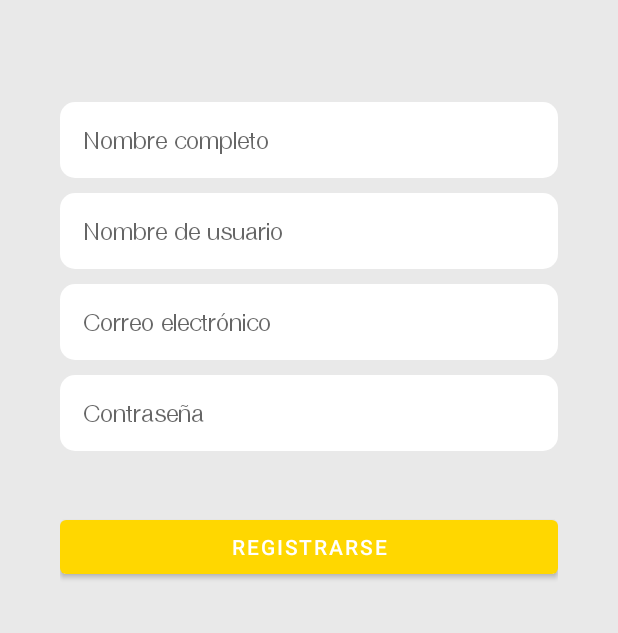
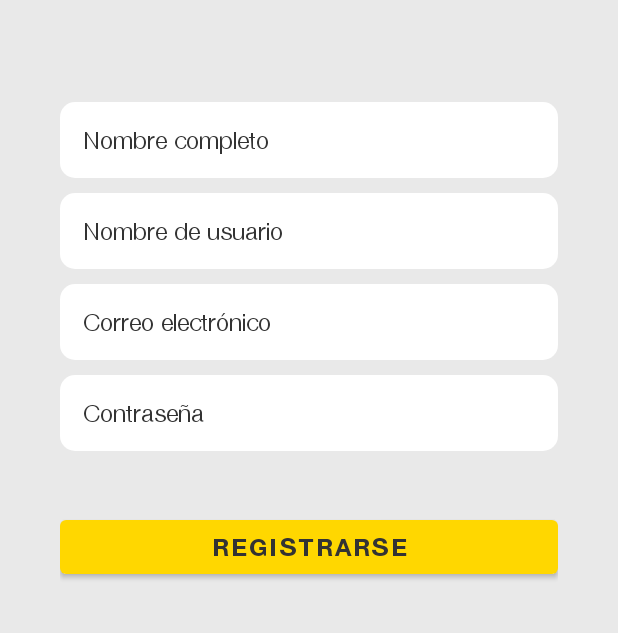
Before and after one commit to SpanishHans/Dao, an Android app: the RegisterToApp screen opened directly, with no data from a screen before it, on a phone screen of 412 x 824 dp, the part 603-1236 px from its top. Run offline under Robolectric (Android 15) with nearby library versions, the phone set to English and light mode, and no system bars.

Commit message:
Se agregó cambios al estilo del texto, ahora se pueden ver los textos al momento de ejecutarse en el dispositivo físico.
Se debe utilizar en el archivo themes.xml la opción "textColorHint" y seleccionar el color que corresponde.

```diff
--- a/app/app/src/main/java/edu/app/dao/login_to_app.kt
+++ b/app/app/src/main/java/edu/app/dao/login_to_app.kt
@@ -1,6 +1,7 @@
 package edu.app.dao
 
 import android.content.Intent
+import android.graphics.Color
 import android.os.Bundle
 import android.widget.Button
 import androidx.appcompat.app.AppCompatActivity
@@ -18,7 +19,6 @@ class LoginToApp : AppCompatActivity() {
         // Se utiliza el binding para inflar la vista y meterse como raiz
         binding = LoginToAppLayoutBinding.inflate(layoutInflater)
         setContentView(binding.root)
-
         // Se accede al id del botón de inicio del  login
         val botonRegistro =  binding.loginButtonLogin
         botonRegistro.setOnClickListener {
--- a/app/app/src/main/res/layout/login_to_app_layout.xml
+++ b/app/app/src/main/res/layout/login_to_app_layout.xml
@@ -50,6 +50,7 @@
         />
     <Button
         android:id="@+id/login_button_login"
+        style="@style/boton_primario"
         android:layout_width="match_parent"
         android:layout_height="wrap_content"
         android:text="@string/button_login"
--- a/app/app/src/main/res/layout/register_to_app_layout.xml
+++ b/app/app/src/main/res/layout/register_to_app_layout.xml
@@ -74,6 +74,7 @@
         />
     <Button
         android:id="@+id/register_button_registrarse"
+        style="@style/boton_primario"
         android:layout_width="match_parent"
         android:layout_height="wrap_content"
         android:text="@string/button_register"
--- a/app/app/src/main/res/values/themes.xml
+++ b/app/app/src/main/res/values/themes.xml
@@ -17,6 +17,7 @@
         <item name="android:textSize">@dimen/textsize16sp</item>
         <item name="android:fontFamily">@font/helvetica_neue_bold</item>
         <item name="android:textColor">@color/gris_oscuro</item>
+        <!-- backgroundTint permite modificar el fondo del botón-->
         <item name="backgroundTint">@color/amarillo_light</item>
 
     </style>
@@ -32,8 +33,11 @@
     <style name="input_field">
         <item name="android:textSize">@dimen/textsize16sp</item>
         <item name="android:fontFamily">@font/helvetica_neue_light</item>
-        <item name="android:textColor">@color/gris_oscuro</item>
-
+        <!-- textColorHint permite cambiar el color de la letra
+        cosa toda rara, wtf???? La gente de Google me cae mal
+        No les basta con robar mis datos, sino que ahora también
+        no saber programar cosas con consistencia???-->
+        <item name="android:textColorHint">@color/gris_oscuro</item>
         <item name="android:background">@drawable/campo_texto</item>
         <item name="android:layout_marginBottom">@dimen/dim_10dp</item>
         <item name="android:paddingHorizontal">@dimen/dim_15dp</item>
```
